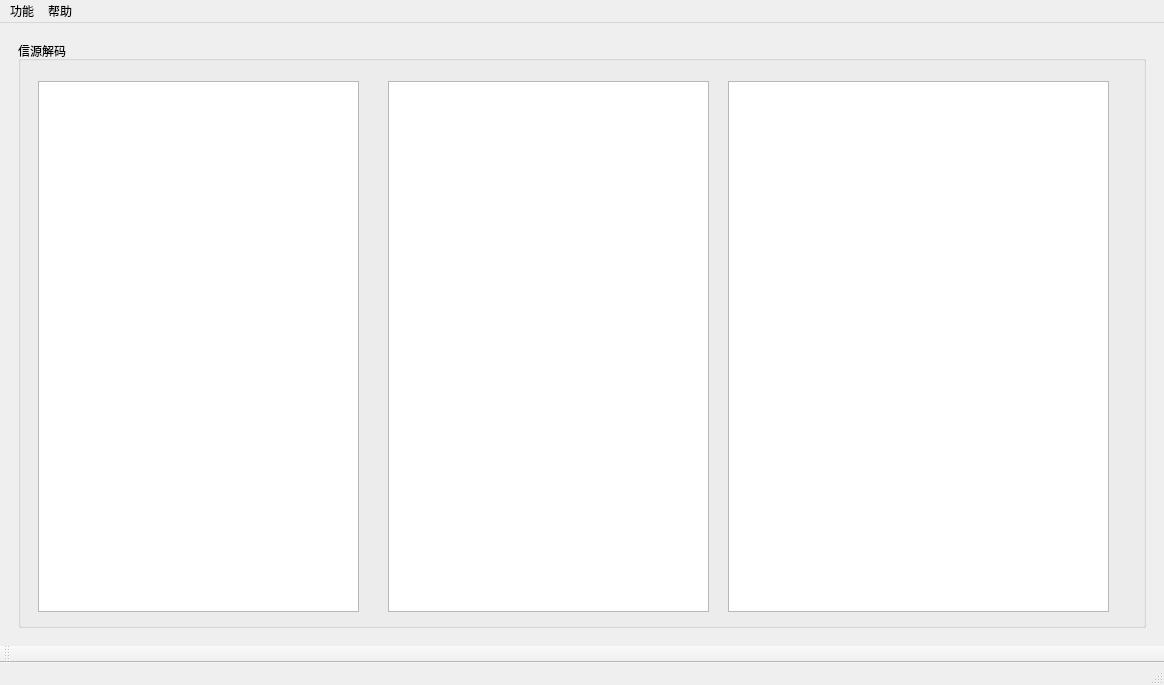
Before: the Qt Designer form Transmitter/mainwindow.ui in ryanmoon-s/Transmitter-simulation, drawn with Qt 5.
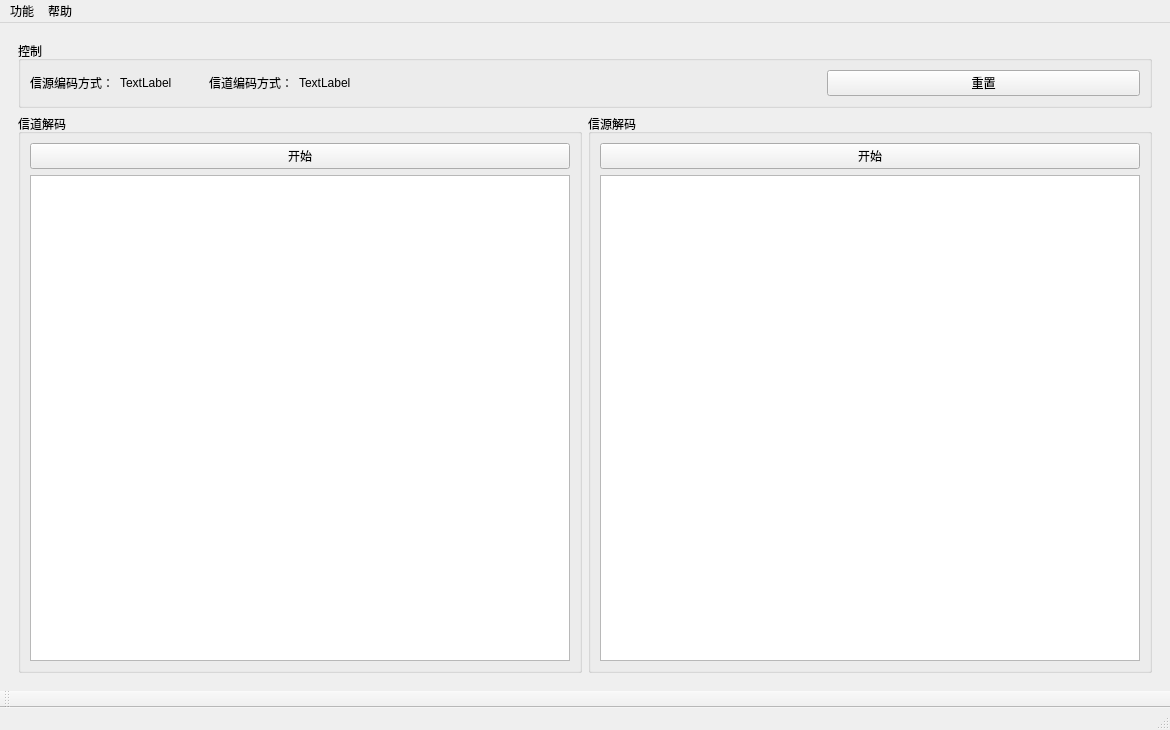
After: the same form once the commit is applied. The open tabs and pages were chosen to show the change. Custom widgets are drawn as their Qt base class.

Commit message:
channel decode half
2020/20/17 0:33

```diff
--- a/Transmitter/mainwindow.ui
+++ b/Transmitter/mainwindow.ui
@@ -6,8 +6,8 @@
    <rect>
     <x>0</x>
     <y>0</y>
-    <width>1164</width>
-    <height>685</height>
+    <width>1170</width>
+    <height>730</height>
    </rect>
   </property>
   <property name="windowTitle">
@@ -289,41 +289,132 @@
       </widget>
       <widget class="QWidget" name="page_3">
        <layout class="QGridLayout" name="gridLayout_10">
-        <item row="0" column="0">
+        <item row="1" column="0">
          <widget class="QGroupBox" name="groupBox_3">
           <property name="title">
+           <string>信道解码</string>
+          </property>
+          <layout class="QGridLayout" name="gridLayout_11">
+           <item row="2" column="0">
+            <widget class="QTextBrowser" name="textChDe"/>
+           </item>
+           <item row="1" column="0">
+            <widget class="QPushButton" name="btnChDecode">
+             <property name="text">
+              <string>开始</string>
+             </property>
+            </widget>
+           </item>
+          </layout>
+         </widget>
+        </item>
+        <item row="1" column="1">
+         <widget class="QGroupBox" name="groupBox_4">
+          <property name="minimumSize">
+           <size>
+            <width>0</width>
+            <height>300</height>
+           </size>
+          </property>
+          <property name="title">
            <string>信源解码</string>
           </property>
-          <widget class="QTextBrowser" name="textBrowser">
-           <property name="geometry">
-            <rect>
-             <x>20</x>
-             <y>40</y>
-             <width>321</width>
-             <height>531</height>
-            </rect>
-           </property>
-          </widget>
-          <widget class="QTextBrowser" name="textBrowser_2">
-           <property name="geometry">
-            <rect>
-             <x>370</x>
-             <y>40</y>
-             <width>321</width>
-             <height>531</height>
-            </rect>
-           </property>
-          </widget>
-          <widget class="QTextBrowser" name="textBrowser_3">
-           <property name="geometry">
-            <rect>
-             <x>710</x>
-             <y>40</y>
-             <width>381</width>
-             <height>531</height>
-            </rect>
-           </property>
-          </widget>
+          <layout class="QGridLayout" name="gridLayout_12">
+           <item row="1" column="0">
+            <widget class="QTextBrowser" name="textSouDe"/>
+           </item>
+           <item row="0" column="0">
+            <widget class="QPushButton" name="btnSouDecode">
+             <property name="text">
+              <string>开始</string>
+             </property>
+            </widget>
+           </item>
+          </layout>
+         </widget>
+        </item>
+        <item row="0" column="0" colspan="2">
+         <widget class="QGroupBox" name="groupBox_5">
+          <property name="minimumSize">
+           <size>
+            <width>0</width>
+            <height>65</height>
+           </size>
+          </property>
+          <property name="title">
+           <string>控制</string>
+          </property>
+          <layout class="QGridLayout" name="gridLayout_15" columnstretch="1,1,1,15,10">
+           <item row="0" column="0">
+            <layout class="QGridLayout" name="gridLayout_13">
+             <item row="0" column="0">
+              <widget class="QLabel" name="label_7">
+               <property name="text">
+                <string>信源编码方式：</string>
+               </property>
+              </widget>
+             </item>
+             <item row="0" column="1">
+              <widget class="QLabel" name="lab_SouDe">
+               <property name="text">
+                <string>TextLabel</string>
+               </property>
+              </widget>
+             </item>
+            </layout>
+           </item>
+           <item row="0" column="1">
+            <spacer name="horizontalSpacer_5">
+             <property name="orientation">
+              <enum>Qt::Horizontal</enum>
+             </property>
+             <property name="sizeHint" stdset="0">
+              <size>
+               <width>40</width>
+               <height>20</height>
+              </size>
+             </property>
+            </spacer>
+           </item>
+           <item row="0" column="2">
+            <layout class="QGridLayout" name="gridLayout_14">
+             <item row="0" column="0">
+              <widget class="QLabel" name="label_5">
+               <property name="text">
+                <string>信道编码方式：</string>
+               </property>
+              </widget>
+             </item>
+             <item row="0" column="1">
+              <widget class="QLabel" name="lab_Chde">
+               <property name="text">
+                <string>TextLabel</string>
+               </property>
+              </widget>
+             </item>
+            </layout>
+           </item>
+           <item row="0" column="3">
+            <spacer name="horizontalSpacer_3">
+             <property name="orientation">
+              <enum>Qt::Horizontal</enum>
+             </property>
+             <property name="sizeHint" stdset="0">
+              <size>
+               <width>417</width>
+               <height>20</height>
+              </size>
+             </property>
+            </spacer>
+           </item>
+           <item row="0" column="4">
+            <widget class="QPushButton" name="btnJump3">
+             <property name="text">
+              <string>重置</string>
+             </property>
+            </widget>
+           </item>
+          </layout>
          </widget>
         </item>
        </layout>
@@ -337,7 +428,7 @@
     <rect>
      <x>0</x>
      <y>0</y>
-     <width>1164</width>
+     <width>1170</width>
      <height>26</height>
     </rect>
    </property>
```
Left out of the diff: 146 changed lines with no effect on the pictures. The commit also changes 6 other files.
